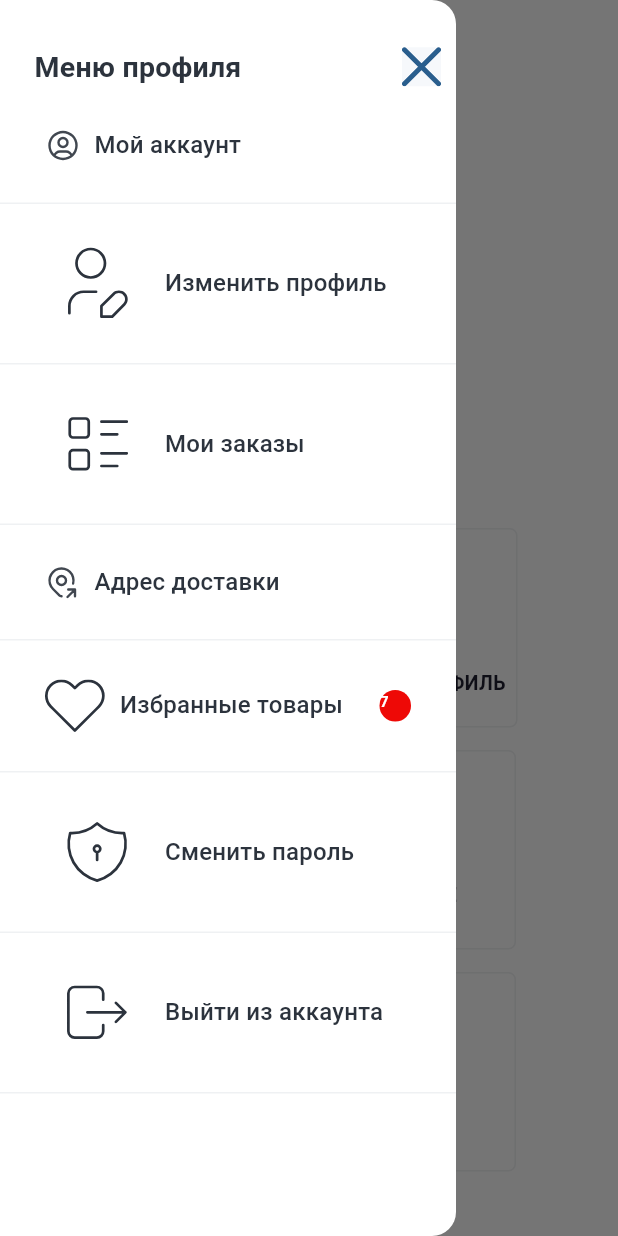
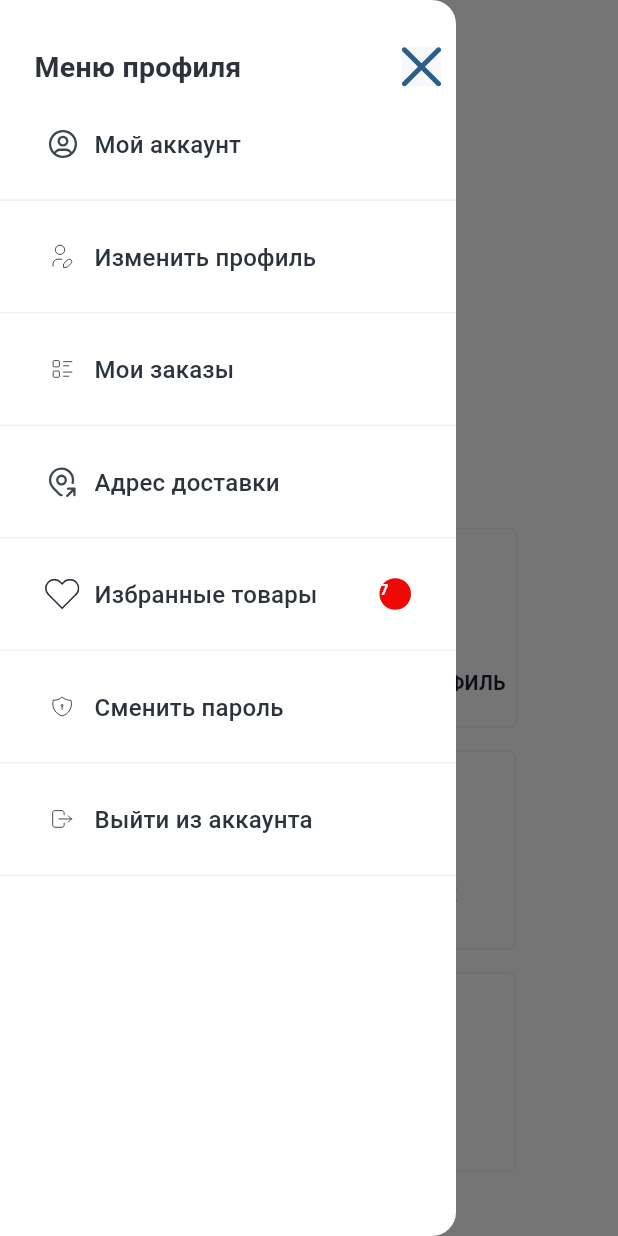
Before and after one commit to 1nomonoff/mini-group-11, a Flutter app: the screen it shows after launch, with the side drawer open, on a phone screen of 412 x 824 dp. Run offline on Flutter 3.47's test engine with Material 3 defaults, Android fonts, the phone set to English and light mode, and no system bars; our stand-ins replace equatable, flutter_svg, google_fonts.

Commit message:
small changes

```diff
--- a/lib/src/features/personal_account/presentation/widgets/pa_drawer_item.dart
+++ b/lib/src/features/personal_account/presentation/widgets/pa_drawer_item.dart
@@ -30,6 +30,7 @@ class PADrawerItem extends StatelessWidget {
         Navigator.pop(context);
       },
       child: Container(
+        height: 75,
         padding: EdgeInsets.symmetric(horizontal: 30, vertical: 26),
         decoration: BoxDecoration(
           color: isSelected ? AppColors.black1 : Colors.transparent,
@@ -41,6 +42,8 @@ class PADrawerItem extends StatelessWidget {
           children: [
             SvgPicture.asset(
               svg,
+              width: 23,
+              height: 23,
               colorFilter: ColorFilter.mode(
                 isSelected ? AppColors.white : AppColors.darkgrey,
                 BlendMode.srcIn,
```
